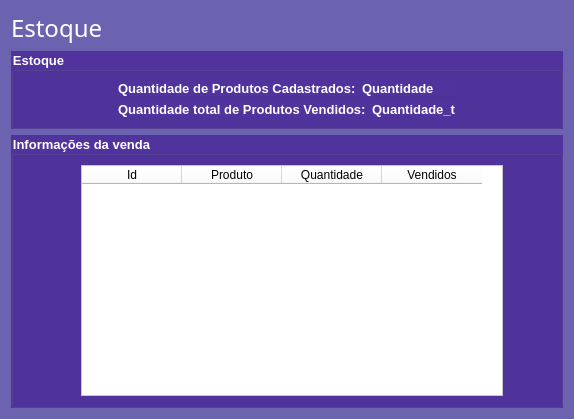
Before: the Qt Designer form view/estoque.ui in Michel3-01/Sistema_Loja_de_Roupas, drawn with Qt 5.
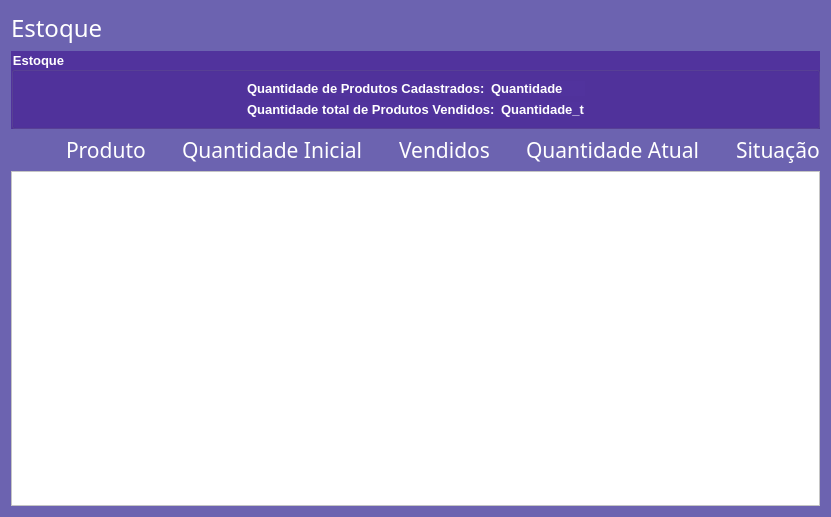
After: the same form once the commit is applied.

```diff
--- a/view/estoque.ui
+++ b/view/estoque.ui
@@ -6,8 +6,8 @@
    <rect>
     <x>0</x>
     <y>0</y>
-    <width>574</width>
-    <height>419</height>
+    <width>769</width>
+    <height>517</height>
    </rect>
   </property>
   <property name="windowTitle">
@@ -16,7 +16,7 @@
   <property name="styleSheet">
    <string notr="true">background-color:rgb(108, 99, 176);</string>
   </property>
-  <layout class="QVBoxLayout" name="verticalLayout_2">
+  <layout class="QVBoxLayout" name="verticalLayout_4">
    <item>
     <widget class="QLabel" name="label_2">
      <property name="font">
@@ -168,26 +168,9 @@
     </layout>
    </item>
    <item>
-    <widget class="QGroupBox" name="groupBox">
-     <property name="font">
-      <font>
-       <pointsize>10</pointsize>
-       <weight>75</weight>
-       <bold>true</bold>
-      </font>
-     </property>
-     <property name="styleSheet">
-      <string notr="true">background-color: rgb(81, 51, 157);
-color:rgb(255,255,255);</string>
-     </property>
-     <property name="title">
-      <string>Informações da venda</string>
-     </property>
-     <layout class="QHBoxLayout" name="horizontalLayout_4">
+    <layout class="QHBoxLayout" name="horizontalLayout">
       <item>
-       <layout class="QHBoxLayout" name="horizontalLayout_3">
-        <item>
-         <spacer name="horizontalSpacer_5">
+      <spacer name="horizontalSpacer">
           <property name="orientation">
            <enum>Qt::Horizontal</enum>
           </property>
@@ -196,39 +179,154 @@
           </property>
           <property name="sizeHint" stdset="0">
            <size>
-            <width>58</width>
-            <height>120</height>
+         <width>55</width>
+         <height>20</height>
            </size>
           </property>
          </spacer>
         </item>
         <item>
-         <widget class="QTableWidget" name="tabela_funcionarios">
+      <widget class="QLabel" name="label_3">
+       <property name="font">
+        <font>
+         <family>Impact</family>
+         <pointsize>16</pointsize>
+        </font>
+       </property>
           <property name="styleSheet">
-           <string notr="true">background-color: rgb(255, 255, 255);
-color:rgb(0, 0, 0);
-</string>
-          </property>
-          <column>
-           <property name="text">
-            <string>Id</string>
-           </property>
-          </column>
-          <column>
+        <string notr="true">color: rgb(255, 255, 255);</string>
+       </property>
            <property name="text">
             <string>Produto</string>
            </property>
-          </column>
-          <column>
+      </widget>
+     </item>
+     <item>
+      <spacer name="horizontalSpacer_9">
+       <property name="orientation">
+        <enum>Qt::Horizontal</enum>
+       </property>
+       <property name="sizeType">
+        <enum>QSizePolicy::Fixed</enum>
+       </property>
+       <property name="sizeHint" stdset="0">
+        <size>
+         <width>30</width>
+         <height>20</height>
+        </size>
+       </property>
+      </spacer>
+     </item>
+     <item>
+      <widget class="QLabel" name="label_4">
+       <property name="font">
+        <font>
+         <family>Impact</family>
+         <pointsize>16</pointsize>
+        </font>
+       </property>
+       <property name="styleSheet">
+        <string notr="true">color: rgb(255, 255, 255);</string>
+       </property>
            <property name="text">
-            <string>Quantidade</string>
-           </property>
-          </column>
-          <column>
+        <string>Quantidade Inicial</string>
+       </property>
+      </widget>
+     </item>
+     <item>
+      <spacer name="horizontalSpacer_3">
+       <property name="orientation">
+        <enum>Qt::Horizontal</enum>
+       </property>
+       <property name="sizeType">
+        <enum>QSizePolicy::Fixed</enum>
+       </property>
+       <property name="sizeHint" stdset="0">
+        <size>
+         <width>30</width>
+         <height>20</height>
+        </size>
+       </property>
+      </spacer>
+     </item>
+     <item>
+      <widget class="QLabel" name="label_5">
+       <property name="font">
+        <font>
+         <family>Impact</family>
+         <pointsize>16</pointsize>
+        </font>
+       </property>
+       <property name="styleSheet">
+        <string notr="true">color: rgb(255, 255, 255);</string>
+       </property>
            <property name="text">
             <string>Vendidos</string>
            </property>
-          </column>
+      </widget>
+     </item>
+     <item>
+      <spacer name="horizontalSpacer_4">
+       <property name="orientation">
+        <enum>Qt::Horizontal</enum>
+       </property>
+       <property name="sizeType">
+        <enum>QSizePolicy::Fixed</enum>
+       </property>
+       <property name="sizeHint" stdset="0">
+        <size>
+         <width>30</width>
+         <height>20</height>
+        </size>
+       </property>
+      </spacer>
+     </item>
+     <item>
+      <widget class="QLabel" name="label_6">
+       <property name="font">
+        <font>
+         <family>Impact</family>
+         <pointsize>16</pointsize>
+        </font>
+       </property>
+       <property name="styleSheet">
+        <string notr="true">color: rgb(255, 255, 255);</string>
+       </property>
+       <property name="text">
+        <string>Quantidade Atual</string>
+       </property>
+      </widget>
+     </item>
+     <item>
+      <spacer name="horizontalSpacer_5">
+       <property name="orientation">
+        <enum>Qt::Horizontal</enum>
+       </property>
+       <property name="sizeType">
+        <enum>QSizePolicy::Fixed</enum>
+       </property>
+       <property name="sizeHint" stdset="0">
+        <size>
+         <width>30</width>
+         <height>20</height>
+        </size>
+       </property>
+      </spacer>
+     </item>
+     <item>
+      <widget class="QLabel" name="label_11">
+       <property name="font">
+        <font>
+         <family>Impact</family>
+         <pointsize>16</pointsize>
+        </font>
+       </property>
+       <property name="styleSheet">
+        <string notr="true">color: rgb(255, 255, 255);</string>
+       </property>
+       <property name="text">
+        <string>Situação</string>
+       </property>
          </widget>
         </item>
         <item>
@@ -236,12 +334,9 @@
           <property name="orientation">
            <enum>Qt::Horizontal</enum>
           </property>
-          <property name="sizeType">
-           <enum>QSizePolicy::Fixed</enum>
-          </property>
           <property name="sizeHint" stdset="0">
            <size>
-            <width>48</width>
+         <width>40</width>
             <height>20</height>
            </size>
           </property>
@@ -249,7 +344,36 @@
         </item>
        </layout>
       </item>
-     </layout>
+   <item>
+    <widget class="QScrollArea" name="scrollarea">
+     <property name="styleSheet">
+      <string notr="true">background-color: rgb(255, 255, 255);
+color: rgb(0, 0, 0);</string>
+     </property>
+     <property name="widgetResizable">
+      <bool>true</bool>
+     </property>
+     <widget class="QWidget" name="scrollAreaWidgetContents">
+      <property name="geometry">
+       <rect>
+        <x>0</x>
+        <y>0</y>
+        <width>749</width>
+        <height>20</height>
+       </rect>
+      </property>
+      <property name="sizePolicy">
+       <sizepolicy hsizetype="Preferred" vsizetype="Fixed">
+        <horstretch>0</horstretch>
+        <verstretch>0</verstretch>
+       </sizepolicy>
+      </property>
+      <layout class="QVBoxLayout" name="verticalLayout_2">
+       <item>
+        <layout class="QVBoxLayout" name="painel_estoque_scrollarea"/>
+       </item>
+      </layout>
+     </widget>
     </widget>
    </item>
   </layout>
```
Lines whose indentation alone changed are shown as unchanged.
